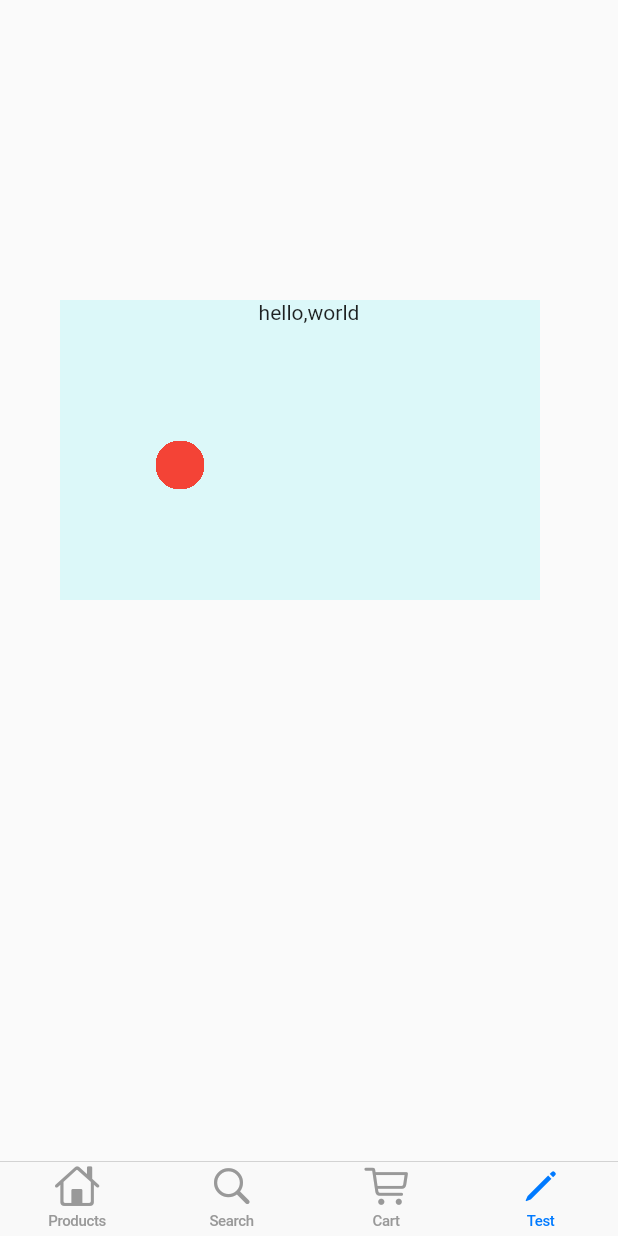
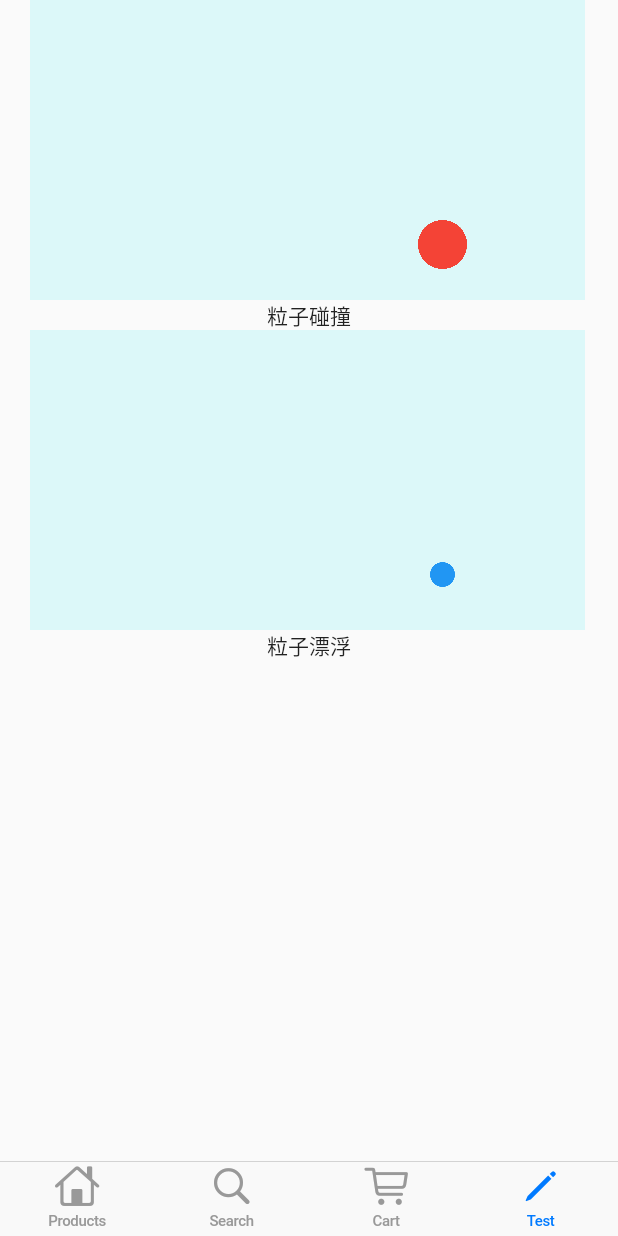
Before and after one commit to MoonRiser/FlutterLearning, a Flutter app: the screen it shows after launch, item 4 of the bottom bar chosen, on a phone screen of 412 x 824 dp. Run offline on Flutter 3.47's test engine with Material 2 defaults, Android fonts, the phone set to English and light mode, and no system bars.

Commit message:
add animation of floating balls

```diff
--- a/lib/particles/ball.dart
+++ b/lib/particles/ball.dart
@@ -2,6 +2,7 @@ import 'dart:math';
 
 import 'dart:ui';
 
+import 'package:flutter/material.dart';
 import 'package:flutter/rendering.dart';
 
 class Ball {
@@ -13,6 +14,8 @@ class Ball {
   double y;
   double r;
   Color color;
+  static int _count = 0;
+  int id;
 
   Ball(
       {this.aX = 0,
@@ -22,36 +25,31 @@ class Ball {
       this.x = 0,
       this.y = 0,
       this.r = 0,
-      this.color});
+      this.color}) {
+    _count++;
+    this.id = _count * 2;
+  }
 }
 
-
-class RunBallView extends CustomPainter{
-
-
+class RunBallView extends CustomPainter {
   //Ball _ball;
   List<Ball> _balls;
   Rect _area;
-  Paint mPaint;//主画笔
+  Paint mPaint; //主画笔
   Paint bgPaint;
 
-  RunBallView(this._balls, this._area){
+  RunBallView(this._balls, this._area) {
     mPaint = new Paint();
-    bgPaint = new Paint()..color=Color.fromARGB(148, 198, 246, 248);
+    bgPaint = new Paint()..color = Color.fromARGB(148, 198, 246, 248);
   } //背景画笔
-
-
-
 
   @override
   void paint(Canvas canvas, Size size) {
     canvas.drawRect(_area, bgPaint);
-    _balls.forEach((ball){
+    _balls.forEach((ball) {
       mPaint.color = ball.color;
       _drawBall(canvas, ball);
     });
-
-
   }
 
   @override
@@ -59,9 +57,21 @@ class RunBallView extends CustomPainter{
     return true;
   }
 
-
-  _drawBall(Canvas canvas,Ball ball){
+  _drawBall(Canvas canvas, Ball ball) {
     canvas.drawCircle(Offset(ball.x, ball.y), ball.r, mPaint);
   }
 
+  void drawLineBetweenAnyBalls(Canvas canvas) {
+    mPaint.style = PaintingStyle.stroke;
+    mPaint.color = Colors.blue[400];
+    mPaint.strokeWidth = 2;
+
+    for (int i = 0; i < _balls.length; i++) {
+      for (int k = i + 1; k < _balls.length; k++) {
+        canvas.drawLine(Offset(_balls[i].x, _balls[i].y),
+            Offset(_balls[k].x, _balls[k].y), mPaint);
+      }
+    }
+    mPaint.style = PaintingStyle.fill;
+  }
 }
--- a/lib/particles/float_ball.dart
+++ b/lib/particles/float_ball.dart
@@ -0,0 +1,18 @@
+import 'ball.dart';
+import 'dart:ui';
+import 'package:flutter/rendering.dart';
+
+
+class FloatBallView extends RunBallView {
+  FloatBallView(List<Ball> balls, Rect area) : super(balls, area);
+
+  @override
+  void paint(Canvas canvas, Size size) {
+    super.drawLineBetweenAnyBalls(canvas);
+    super.paint(canvas, size);
+
+
+  }
+
+
+}
--- a/lib/particles/run_ball.dart
+++ b/lib/particles/run_ball.dart
@@ -3,6 +3,7 @@ import 'package:flutter/material.dart';
 
 import '../styles.dart';
 import 'ball.dart';
+import 'float_ball.dart';
 
 class RunBall extends StatefulWidget {
   @override
@@ -11,11 +12,15 @@ class RunBall extends StatefulWidget {
 
 class _RunBallState extends State<RunBall> with TickerProviderStateMixin {
   AnimationController controller;
+  AnimationController controllerG; //控制粒子贝塞尔轨迹
+  Animation animation;
 
   // var _oldTime = DateTime.now().millisecondsSinceEpoch;
-  var _area = Rect.fromLTRB(0 + 40.0, 0 + 200.0, 320 + 40.0, 200 + 200.0);
+  var _area = Rect.fromLTRB(0 + 20.0, 0, 370 + 20.0, 0 + 200.0);
+  var _areaF = Rect.fromLTRB(0 + 20.0, 0, 370 + 20.0, 0 + 200.0);
 
   var _balls = <Ball>[];
+  var _ballsF = <Ball>[];
 
   @override
   Widget build(BuildContext context) {
@@ -42,25 +47,74 @@ class _RunBallState extends State<RunBall> with TickerProviderStateMixin {
             controller.stop();
           },
         ),
+        Container(
+          child: Text("粒子碰撞"),
+          height: 20,
+        ),
         GestureDetector(
-          child: Text('hello,world'),
+          child: Container(
+            width: double.infinity,
+            height: 200,
+            child: CustomPaint(
+              painter: FloatBallView(_ballsF, _areaF),
+            ),
+          ),
+          onTap: () {
+            controllerG.forward();
+          },
+          onDoubleTap: () {
+            controllerG.stop();
+          },
+        ),
+        Container(
+          child: Text("粒子漂浮"),
+          height: 20,
         ),
       ],
     );
 
     return Scaffold(
-      body: testFields,
+      body: SafeArea(
+        child: testFields,
+      ),
     );
   }
 
   @override
   void initState() {
+    super.initState();
     controller = AnimationController(
       vsync: this,
       duration: Duration(days: 365 * 999),
     )..addListener(() {
         _render();
       });
+
+    controllerG = AnimationController(
+      vsync: this,
+      duration: Duration(seconds: 10),
+    )..addListener(() {
+        _renderBezier();
+      });
+    animation = CurvedAnimation(parent: controllerG, curve: Curves.linear);
+    animation.addStatusListener((status) {
+      switch(status){
+        case AnimationStatus.dismissed:
+          controllerG.forward();
+          // TODO: Handle this case.
+          break;
+        case AnimationStatus.forward:
+          // TODO: Handle this case.
+          break;
+        case AnimationStatus.reverse:
+          // TODO: Handle this case.
+          break;
+        case AnimationStatus.completed:
+          // TODO: Handle this case.
+        controllerG.reverse();
+          break;
+      }
+    });
 
     for (var i = 0; i < 100; i++) {
       var random = new Random();
@@ -70,14 +124,28 @@ class _RunBallState extends State<RunBall> with TickerProviderStateMixin {
           aY: 0.05,
           vX: random.nextInt(4).toDouble(),
           vY: -random.nextInt(4).toDouble(),
-          x: 80.0 + random.nextInt(6) * 20,
-          y: 250.0 + random.nextInt(6) * 20));
+          x: _randPosition().dx,
+          y: _randPosition().dy));
+    }
+
+    for (var i = 0; i < 10; i++) {
+      var random = new Random();
+      _ballsF.add(new Ball(
+          color: Colors.blue,
+          r: 8,
+          aY: 0.05,
+          vX: random.nextInt(4).toDouble(),
+          vY: -random.nextInt(4).toDouble(),
+          x: _randPosition().dx,
+          y: _randPosition().dy));
     }
   }
 
   @override
   void dispose() {
+    super.dispose();
     controller.dispose();
+    controllerG.dispose();
   }
 
   _render() {
@@ -88,6 +156,14 @@ class _RunBallState extends State<RunBall> with TickerProviderStateMixin {
 
       // var now = DateTime.now().millisecondsSinceEpoch;
       //  print("时间差/刷新周期：${now - _oldTime}ms");
+    });
+  }
+
+  _renderBezier() {
+    setState(() {
+      _ballsF.forEach((ball) {
+        bezierPath(ball, animation.value);
+      });
     });
   }
 
@@ -134,12 +210,13 @@ class _RunBallState extends State<RunBall> with TickerProviderStateMixin {
   //碰撞后小球半径减半
   void _halfRadius(Ball ball) {
     // print("小球半径为：${ball.r}");
-    var random = new Random();
+
     var temp = ball.r / 2;
     if (temp < 1) {
       ball.r = 16;
-      ball.x = 80.0 + random.nextInt(6) * 20;
-      ball.y = 250.0 + random.nextInt(6) * 20;
+      var offset = _randPosition();
+      ball.x = offset.dx;
+      ball.y = offset.dy;
     } else {
       ball.r = temp;
     }
@@ -149,4 +226,34 @@ class _RunBallState extends State<RunBall> with TickerProviderStateMixin {
   void _randColor(Ball ball) {
     ball.color = Styles.randomColor(); //碰撞后随机色
   }
+
+  //随机生成圆心坐标
+  Offset _randPosition([int seed]) {
+    var random;
+    if (seed != null) {
+      random = new Random(seed);
+    } else {
+      random = new Random();
+    }
+
+    var x = 36 + random.nextInt(339);
+    var y = 16 + random.nextInt(169);
+    return Offset(x.toDouble(), y.toDouble());
+  }
+
+  //贝塞尔曲线路径
+  void bezierPath(Ball ball, double t) {
+    //(1-t)*(1-t)*p0 +2*t*(1-t)*p1+t*t*p2
+
+    Offset p0 = Offset(ball.x, ball.y);
+    Offset p1 = _randPosition(ball.id);
+
+    Offset p2 = _randPosition(ball.id + 1);
+    var bx =
+        (1 - t) * (1 - t) * p0.dx + 2 * t * (1 - t) * p1.dx + t * t * p2.dx;
+    var by =
+        (1 - t) * (1 - t) * p0.dy + 2 * t * (1 - t) * p1.dy + t * t * p2.dy;
+    ball.x = bx;
+    ball.y = by;
+  }
 }
```
Also changed, not shown: pubspec.lock, 2 other files.
